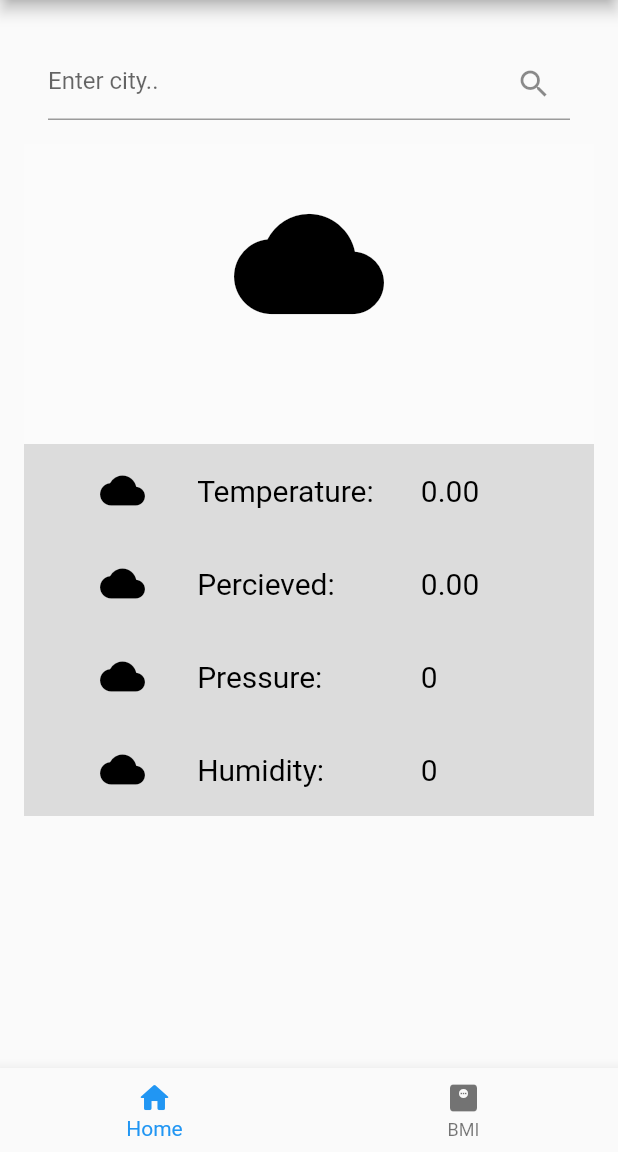
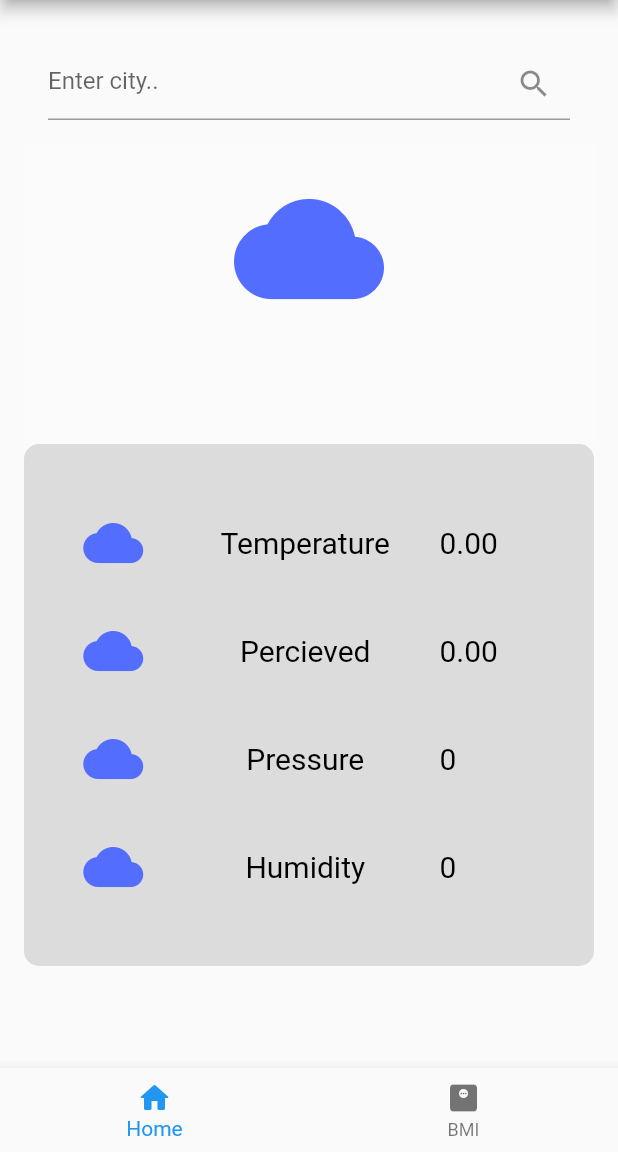
Before and after one commit to samilaxy/flutter_starter, a Flutter app: the WeatherScreen screen opened directly, on a phone screen of 412 x 824 dp, the part 84-1236 px from its top. Run offline on Flutter 3.47's test engine with Material 2 defaults, Android fonts, the phone set to English and light mode, and no system bars; our stand-ins replace flutter_platform_widgets.

Commit message:
Update weather_screen.dart

```diff
--- a/lib/screens/weather_screen.dart
+++ b/lib/screens/weather_screen.dart
@@ -40,29 +40,36 @@ class _WeatherScreenState extends State<WeatherScreen> {
             Container(
                 color: Colors.white24,
                 height: 200,
-                width: 300,
                 child: Padding(
-                  padding: const EdgeInsets.all(30.0),
+                  padding: const EdgeInsets.only(
+                    top: 20,
+                  ),
                   child: Column(children: [
-                    Icon(Icons.cloud,
-                        color: const Color(0xFF000000), size: 100.0),
+                    Icon(Icons.cloud, color: Colors.indigoAccent, size: 100.0),
                     Text(result.description,
                         style:
                             const TextStyle(fontSize: 20, color: Colors.grey))
                   ]),
                 )),
             Container(
+                decoration: const BoxDecoration(
+                  borderRadius: BorderRadius.all(Radius.circular(10)),
                   color: Colors.black12,
-                // height: 400,
+                ),
+                //color: Colors.black12,
+                // height: 350,
                 // width: 300,
+                child: Padding(
+                  padding: const EdgeInsets.symmetric(vertical: 30),
                   child: Column(children: [
                     weatherRow(
-                      'Temperature: ', result.temperature.toStringAsFixed(2)),
+                        'Temperature ', result.temperature.toStringAsFixed(2)),
                     weatherRow(
-                      'Percieved: ', result.percieved.toStringAsFixed(2)),
-                  weatherRow('Pressure: ', result.pressure.toString()),
-                  weatherRow('Humidity: ', result.humidity.toString())
-                ]))
+                        'Percieved ', result.percieved.toStringAsFixed(2)),
+                    weatherRow('Pressure ', result.pressure.toString()),
+                    weatherRow('Humidity ', result.humidity.toString())
+                  ]),
+                ))
           ],
         ),
       ),
@@ -82,13 +89,15 @@ Widget weatherRow(String label, String value) {
       padding: EdgeInsets.all(16),
       child: Row(children: [
         Expanded(
-          child: Icon(Icons.cloud, color: Colors.black, size: 30.0),
+          child: Icon(Icons.cloud, color: Colors.indigoAccent, size: 40.0),
           flex: 2,
         ),
         Expanded(
+          child: Center(
             child: Text(label,
                 style: const TextStyle(fontSize: 20, color: Colors.black)),
-          flex: 3,
+          ),
+          flex: 4,
         ),
         Expanded(
           child: Text(value,
```
Lines whose indentation alone changed are shown as unchanged.
